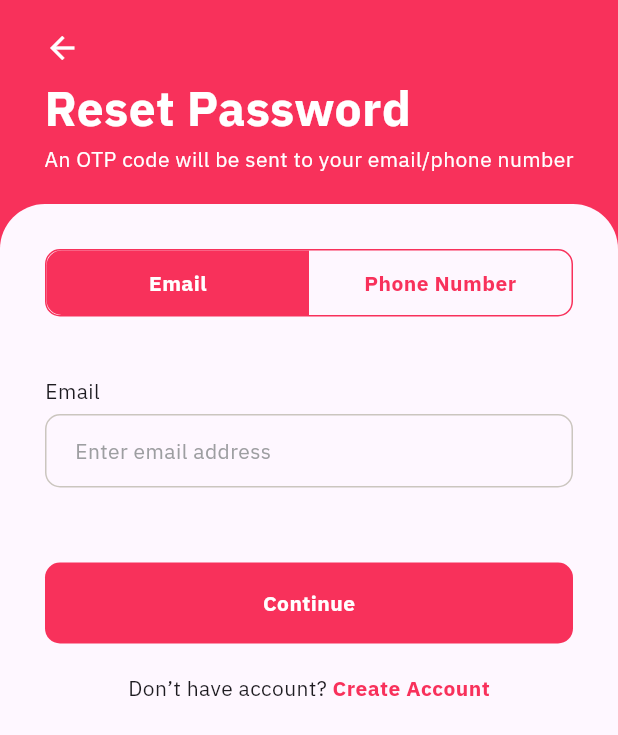
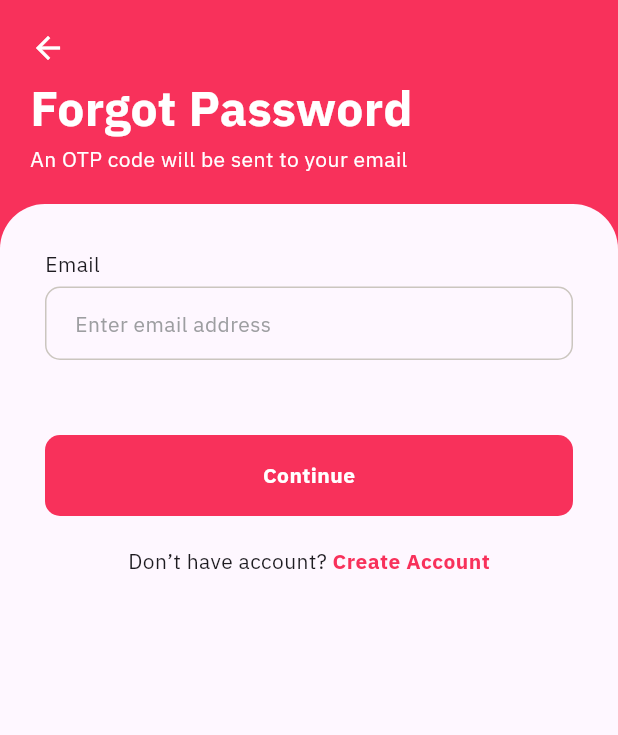
Before and after one commit to punchagency/heyfollowup-client, a Flutter app: the ForgotPasswordScreen screen opened directly, on a phone screen of 412 x 824 dp. Shown: the top 735 px of the screen. Run offline on Flutter 3.47's test engine with Material 3 defaults, Android fonts, the phone set to English and light mode, and no system bars; our stand-ins replace another_flushbar, cached_network_image, camera, dio, flutter_spinkit, flutter_svg and 9 more; missing offline and left inert: country_pickers; accounts and stored records are empty.

Commit message:
auth api integration

```diff
--- a/lib/data/server/endpoints.dart
+++ b/lib/data/server/endpoints.dart
@@ -5,6 +5,8 @@ class EndPoints {
   static String login = '$baseUrl/api/auth/signin';
   static String signup = '$baseUrl/api/auth/signup';
   static String verifyOTP = '$baseUrl/api/auth/verify-otp';
+  static String forgotPassword = '$baseUrl/api/auth/forgot-password';
+  static String resetPassword = '$baseUrl/api/auth/reset-password';
 
   static String userDetails = '$baseUrl/api/auth/profile';
 
--- a/lib/screens/forgot_password/forgot_password_screen.dart
+++ b/lib/screens/forgot_password/forgot_password_screen.dart
@@ -2,7 +2,6 @@ import 'package:flutter/material.dart';
 import 'package:hey_follow_up/core/view_helper/base_view.dart';
 import 'package:hey_follow_up/screens/forgot_password/view_model/forgot_password_vm.dart';
 import 'package:hey_follow_up/screens/forgot_password/widgets/forgot_password_email_screen.dart';
-import 'package:hey_follow_up/screens/forgot_password/widgets/forgot_password_phone_screen.dart';
 import 'package:hey_follow_up/util/color_scheme.dart';
 
 class ForgotPasswordScreen extends StatelessWidget {
@@ -36,6 +35,8 @@ class ForgotPasswordScreen extends StatelessWidget {
     return SafeArea(
       child: Padding(
         padding: const EdgeInsets.symmetric(vertical: 20.0, horizontal: 20.0),
+        child: Container(
+          width: double.infinity,
           child: Column(
             crossAxisAlignment: CrossAxisAlignment.start,
             children: [
@@ -52,7 +53,7 @@ class ForgotPasswordScreen extends StatelessWidget {
                 height: 10,
               ),
               Text(
-              'Reset Password',
+                'Forgot Password',
                 style: Theme.of(context)
                     .textTheme
                     .displayLarge
@@ -62,13 +63,14 @@ class ForgotPasswordScreen extends StatelessWidget {
                 height: 5,
               ),
               Text(
-              'An OTP code will be sent to your email/phone number',
+                'An OTP code will be sent to your email',
                 textAlign: TextAlign.start,
                 style: Theme.of(context).textTheme.bodyLarge?.copyWith(
                       color: Colors.white,
                     ),
               ),
             ],
+          ),
         ),
       ),
     );
@@ -85,89 +87,90 @@ class ForgotPasswordScreen extends StatelessWidget {
               topRight: Radius.circular(30),
             )),
         padding: const EdgeInsets.symmetric(vertical: 30.0, horizontal: 30.0),
-        child: _buildTabs(context, model),
+        child: ForgotPasswordEmailScreen(model: model),
+        // child: _buildTabs(context, model),
       ),
     );
   }
 
-  Widget _buildTabs(BuildContext context, ForgotPasswordVm model) {
-    return Column(
-      children: [
-        Container(
-          height: 45,
-          decoration: BoxDecoration(
-              borderRadius: BorderRadius.circular(10),
-              border: Border.all(color: AppColor.kPrimaryColor)),
-          child: Row(
-            children: [
-              Expanded(
-                child: InkWell(
-                  onTap: () {
-                    model.switchTabs();
-                  },
-                  child: Container(
-                    decoration: BoxDecoration(
-                      borderRadius: BorderRadius.only(
-                        topLeft: Radius.circular(10),
-                        bottomLeft: Radius.circular(10),
-                      ),
-                      color: model.isEmail
-                          ? AppColor.kPrimaryColor
-                          : Colors.transparent,
-                    ),
-                    child: Padding(
-                      padding: const EdgeInsets.all(10.0),
-                      child: Center(
-                          child: Text(
-                        'Email',
-                        style: Theme.of(context).textTheme.bodyLarge?.copyWith(
-                            color: model.isEmail
-                                ? AppColor.kWhiteColor
-                                : AppColor.kPrimaryColor,
-                            fontWeight: FontWeight.bold),
-                      )),
-                    ),
-                  ),
-                ),
-              ),
-              Expanded(
-                child: InkWell(
-                  onTap: () {
-                    model.switchTabs();
-                  },
-                  child: Container(
-                    decoration: BoxDecoration(
-                      borderRadius: BorderRadius.only(
-                        topRight: Radius.circular(10),
-                        bottomRight: Radius.circular(10),
-                      ),
-                      color: model.isEmail
-                          ? Colors.transparent
-                          : AppColor.kPrimaryColor,
-                    ),
-                    child: Padding(
-                      padding: const EdgeInsets.all(10.0),
-                      child: Center(
-                          child: Text(
-                        'Phone Number',
-                        style: Theme.of(context).textTheme.bodyLarge?.copyWith(
-                            color: model.isEmail
-                                ? AppColor.kPrimaryColor
-                                : AppColor.kWhiteColor,
-                            fontWeight: FontWeight.bold),
-                      )),
-                    ),
-                  ),
-                ),
-              ),
-            ],
-          ),
-        ),
-        const SizedBox(
-          height: 40,
-        ),
-        model.isEmail ? ForgotPasswordEmailScreen(model: model) : ForgotPasswordPhoneScreen(model: model)
-      ],
-    );
+  // Widget _buildTabs(BuildContext context, ForgotPasswordVm model) {
+  //   return Column(
+  //     children: [
+  //       Container(
+  //         height: 45,
+  //         decoration: BoxDecoration(
+  //             borderRadius: BorderRadius.circular(10),
+  //             border: Border.all(color: AppColor.kPrimaryColor)),
+  //         child: Row(
+  //           children: [
+  //             Expanded(
+  //               child: InkWell(
+  //                 onTap: () {
+  //                   model.switchTabs();
+  //                 },
+  //                 child: Container(
+  //                   decoration: BoxDecoration(
+  //                     borderRadius: BorderRadius.only(
+  //                       topLeft: Radius.circular(10),
+  //                       bottomLeft: Radius.circular(10),
+  //                     ),
+  //                     color: model.isEmail
+  //                         ? AppColor.kPrimaryColor
+  //                         : Colors.transparent,
+  //                   ),
+  //                   child: Padding(
+  //                     padding: const EdgeInsets.all(10.0),
+  //                     child: Center(
+  //                         child: Text(
+  //                       'Email',
+  //                       style: Theme.of(context).textTheme.bodyLarge?.copyWith(
+  //                           color: model.isEmail
+  //                               ? AppColor.kWhiteColor
+  //                               : AppColor.kPrimaryColor,
+  //                           fontWeight: FontWeight.bold),
+  //                     )),
+  //                   ),
+  //                 ),
+  //               ),
+  //             ),
+  //             Expanded(
+  //               child: InkWell(
+  //                 onTap: () {
+  //                   model.switchTabs();
+  //                 },
+  //                 child: Container(
+  //                   decoration: BoxDecoration(
+  //                     borderRadius: BorderRadius.only(
+  //                       topRight: Radius.circular(10),
+  //                       bottomRight: Radius.circular(10),
+  //                     ),
+  //                     color: model.isEmail
+  //                         ? Colors.transparent
+  //                         : AppColor.kPrimaryColor,
+  //                   ),
+  //                   child: Padding(
+  //                     padding: const EdgeInsets.all(10.0),
+  //                     child: Center(
+  //                         child: Text(
+  //                       'Phone Number',
+  //                       style: Theme.of(context).textTheme.bodyLarge?.copyWith(
+  //                           color: model.isEmail
+  //                               ? AppColor.kPrimaryColor
+  //                               : AppColor.kWhiteColor,
+  //                           fontWeight: FontWeight.bold),
+  //                     )),
+  //                   ),
+  //                 ),
+  //               ),
+  //             ),
+  //           ],
+  //         ),
+  //       ),
+  //       const SizedBox(
+  //         height: 40,
+  //       ),
+  //       model.isEmail ? ForgotPasswordEmailScreen(model: model) : ForgotPasswordPhoneScreen(model: model)
+  //     ],
+  //   );
+  // }
 }
-}
--- a/lib/screens/get_started/view_model/get_started_vm.dart
+++ b/lib/screens/get_started/view_model/get_started_vm.dart
@@ -1,6 +1,5 @@
 import 'dart:async';
 import 'dart:convert';
-
 import 'package:country_pickers/country.dart';
 import 'package:country_pickers/country_pickers.dart';
 import 'package:flutter/material.dart';
@@ -14,7 +13,6 @@ import 'package:hey_follow_up/services/auth/auth_service.dart';
 import 'package:hey_follow_up/services/auth/pref_utils.dart';
 import 'package:hey_follow_up/widget/custom_dialogs.dart';
 import 'package:injectable/injectable.dart';
-
 import '../../../core/injections/locator.dart';
 
 @lazySingleton
--- a/lib/screens/otp_code/view_model/otp_code_vm.dart
+++ b/lib/screens/otp_code/view_model/otp_code_vm.dart
@@ -2,6 +2,7 @@ import 'dart:async';
 import 'package:flutter/material.dart';
 import 'package:hey_follow_up/core/view_helper/view_model/base_view_model.dart';
 import 'package:hey_follow_up/screens/get_started/get_started_screen.dart';
+import 'package:hey_follow_up/screens/reset_password/reset_password_screen.dart';
 import 'package:injectable/injectable.dart';
 
 import '../../../data/server/api_client.dart';
@@ -62,7 +63,11 @@ class OtpCodeVm extends BaseModel {
     popContext(context);
     if (result.isSuccessful) {
       if (result.responseBody != null) {
-        GetStartedScreen.show(context);
+        if(payload['context'] == 'forgot-password'){
+          ResetPasswordScreen.show(context, payload['email'] ?? '');
+        }else {
+          GetStartedScreen.show(context);
+        }
         CustomDialogs.showPopupDialogs(context, message: 'OTP Verified successfully! Please login.', isSuccess: true);
       }
     } else {
```
Also changed, not shown: lib/screens/forgot_password/view_model/forgot_password_vm.dart (+40 -15 lines), lib/screens/forgot_password/widgets/forgot_password_email_screen.dart (+8 -9 lines), lib/screens/forgot_password/widgets/forgot_password_phone_screen.dart (+7 -7 lines), lib/screens/reset_password/reset_password_screen.dart (added, +229 -0 lines), lib/screens/reset_password/view_model/reset_password_vm.dart (added, +55 -0 lines), lib/core/injections/locator.config.dart, 1 other file. Lines whose indentation alone changed are shown as unchanged.
